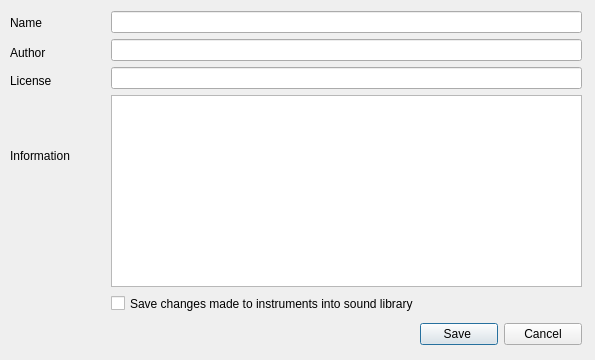
hydrogen-music/hydrogen, file src/gui/src/SoundLibrary/SoundLibraryPropertiesDialog_UI.ui: the form before one commit.
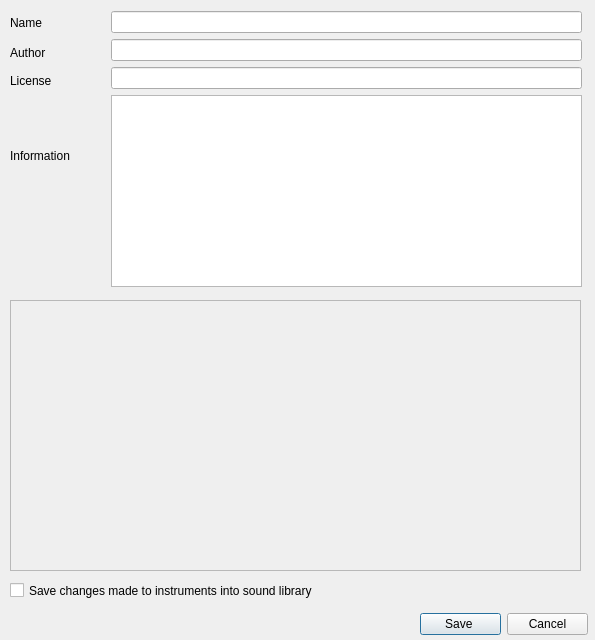
The form after the commit.

Commit message: Basics for adding image to drumkit in place. See issue at: https://github.com/hydrogen-music/hydrogen/issues/212#issuecomment-84579796

Patch:
```diff
--- a/src/gui/src/SoundLibrary/SoundLibraryPropertiesDialog_UI.ui
+++ b/src/gui/src/SoundLibrary/SoundLibraryPropertiesDialog_UI.ui
@@ -1,12 +1,12 @@
 <ui version="4.0" >
  <class>SoundLibraryPropertiesDialog_UI</class>
- <widget class="QDialog" name="SoundLibraryPropertiesDialog_UI" >
-  <property name="geometry" >
+ <widget class="QDialog" name="SoundLibraryPropertiesDialog_UI">
+  <property name="geometry">
    <rect>
     <x>0</x>
     <y>0</y>
     <width>595</width>
-    <height>360</height>
+    <height>640</height>
    </rect>
   </property>
   <property name="windowTitle" >
@@ -164,12 +164,12 @@
     <string/>
    </property>
   </widget>
-  <widget class="QWidget" name="layoutWidget" >
-   <property name="geometry" >
+  <widget class="QWidget" name="layoutWidget">
+   <property name="geometry">
     <rect>
      <x>420</x>
-     <y>320</y>
-     <width>162</width>
+     <y>610</y>
+     <width>168</width>
      <height>28</height>
     </rect>
    </property>
@@ -190,11 +190,11 @@
     </item>
    </layout>
   </widget>
-  <widget class="QCheckBox" name="saveChanges_checkBox" >
-   <property name="geometry" >
+  <widget class="QCheckBox" name="saveChanges_checkBox">
+   <property name="geometry">
     <rect>
-     <x>111</x>
-     <y>293</y>
+     <x>10</x>
+     <y>580</y>
      <width>469</width>
      <height>21</height>
     </rect>
@@ -203,6 +203,31 @@
     <string>Save changes made to instruments into sound library</string>
    </property>
   </widget>
+  <widget class="QLabel" name="drumkitImageLabel">
+   <property name="geometry">
+    <rect>
+     <x>10</x>
+     <y>300</y>
+     <width>571</width>
+     <height>271</height>
+    </rect>
+   </property>
+   <property name="autoFillBackground">
+    <bool>true</bool>
+   </property>
+   <property name="frameShape">
+    <enum>QFrame::StyledPanel</enum>
+   </property>
+   <property name="text">
+    <string/>
+   </property>
+   <property name="scaledContents">
+    <bool>false</bool>
+   </property>
+   <property name="alignment">
+    <set>Qt::AlignCenter</set>
+   </property>
+  </widget>
  </widget>
  <tabstops>
   <tabstop>nameTxt</tabstop>
```
Left out of the diff: 95 changed lines with no effect on the pictures. The commit also changes 8 other files.
